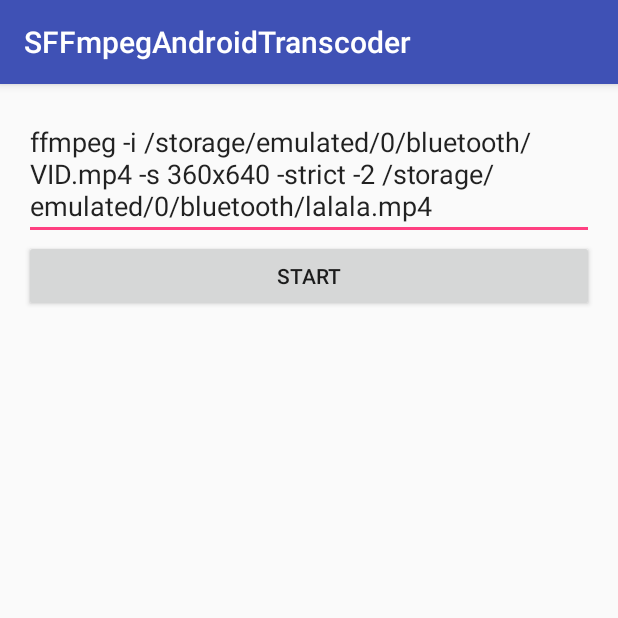
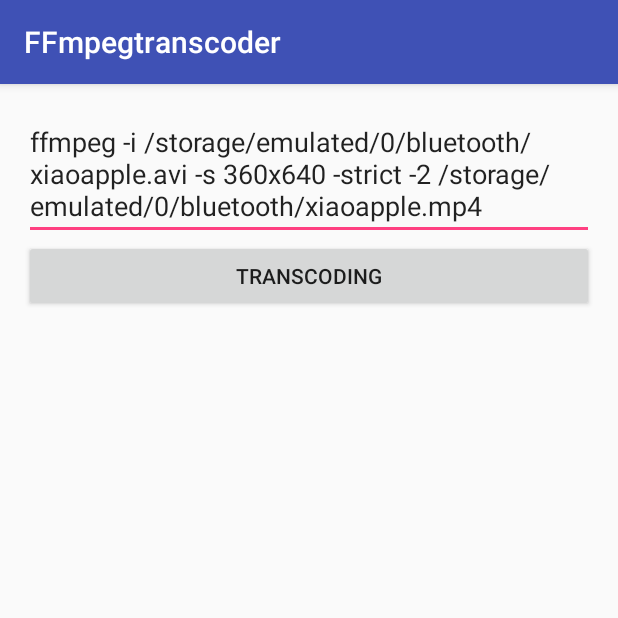
Before and after one commit to jitayangchen/FFmpegtranscoder, an Android app: the screen it shows after launch (MainActivity), on a phone screen of 412 x 824 dp, the top half of it. Run offline under Robolectric (Android 15) with nearby library versions, the phone set to English and light mode, and no system bars; 9 statements that could not run were skipped.

```diff
--- a/app/src/main/res/layout/activity_main.xml
+++ b/app/src/main/res/layout/activity_main.xml
@@ -13,7 +13,7 @@
         android:layout_width="wrap_content"
         android:layout_height="wrap_content"
         android:ems="50"
-        android:text="@string/convert_content1" />
+        android:text="@string/convert_content" />
 
     <Button
         android:id="@+id/button_start"
@@ -21,6 +21,6 @@
         android:layout_height="wrap_content"
         android:layout_alignLeft="@+id/editText_cmd"
         android:layout_below="@+id/editText_cmd"
-        android:text="Start" />
+        android:text="Transcoding" />
 
 </RelativeLayout>
--- a/app/src/main/res/values/strings.xml
+++ b/app/src/main/res/values/strings.xml
@@ -1,7 +1,7 @@
 <?xml version="1.0" encoding="utf-8"?>
 <resources>
 
-    <string name="app_name">SFFmpegAndroidTranscoder</string>
+    <string name="app_name">FFmpegtranscoder</string>
     <string name="action_settings">Settings</string>
     <string name="hello_world">Hello world!</string>
 
```
Also changed, not shown: 1115 other files.
